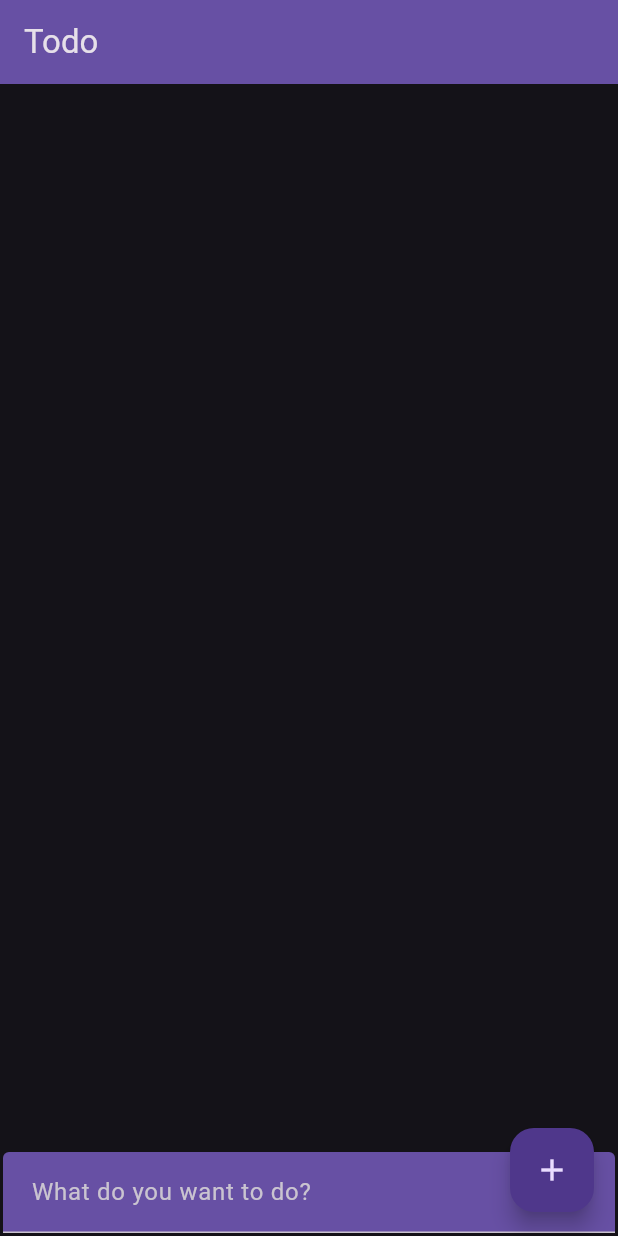
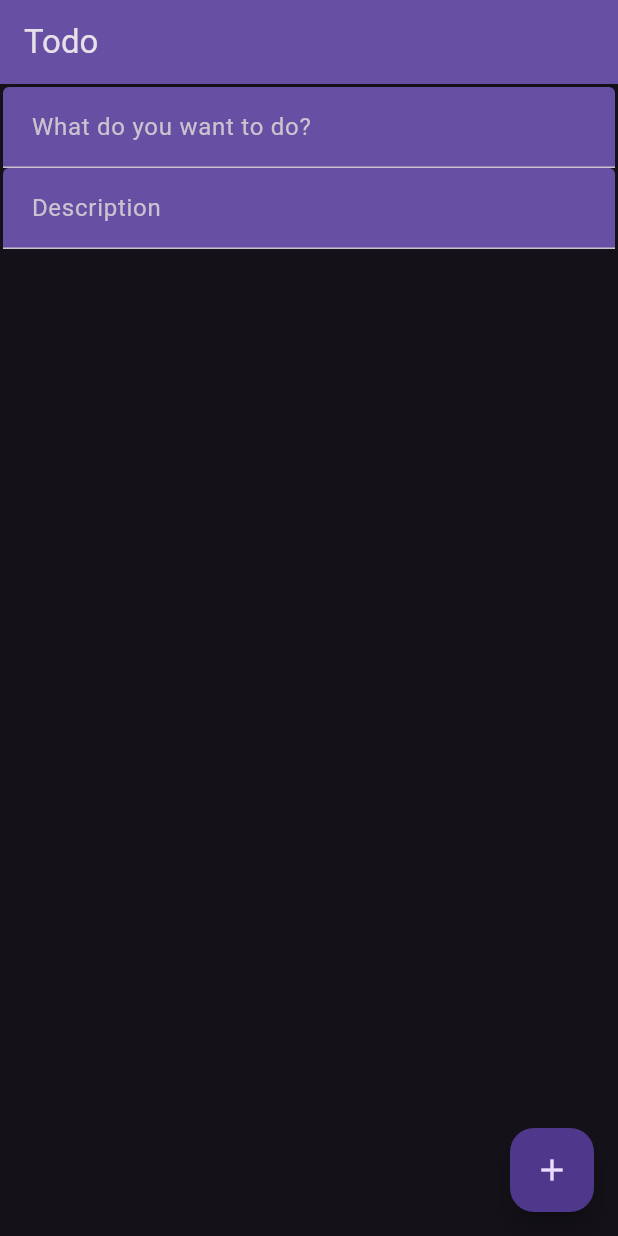
Before and after one commit to CollCaz/Flutter-Todo, a Flutter app: the screen it shows after launch, after a tap on the "add" icon, on a phone screen of 412 x 824 dp. Run offline on Flutter 3.47's test engine with Material 2 defaults, Android fonts, the phone set to English and light mode, and no system bars.

Commit message:
adding description to list items, facing some problems with alignment

```diff
--- a/todo/lib/main.dart
+++ b/todo/lib/main.dart
@@ -33,10 +33,12 @@ class TodoList extends StatefulWidget {
 class _TodoListState extends State<TodoList> {
   bool boot = true;
   String todoText = "";
+  String todoDescText = "";
   List<String> todos = [];
   Map todosMap = {};
 
   final TextEditingController _todoListTextController = TextEditingController();
+    final TextEditingController _todoDescTextController = TextEditingController();
   // controlls the field used to input to do list items
 
   Future<String> get _localPath async {
@@ -80,24 +82,39 @@ class _TodoListState extends State<TodoList> {
   // over it's list items in sets of 3 and use their
   // values to poplate the todosMap
 
-  void _addTodoItem() {
+  String addDesc() {
+    if (todoDescText.isEmpty) {
+      return "";
+      }
 
-    setState(() {
+    return todoDescText;
+  }
+
+  bool _addTodoItem() {
       if (todoText == "") {
         DoNothingAction();
-      } else {
+        return false;
+      }
+      else {
+          setState(() {
           var time = DateTime.now().microsecondsSinceEpoch;
-        Map todoItemMap = {"text": todoText, "checked": false, "ID": time};
+          Map todoItemMap = {"text": todoText, "checked": false, "ID": time,
+                              "descText": addDesc()};
           todosMap[time.toString()] = todoItemMap;
+          });
+        return true;
       }
-    });
   }
 
   void _addTodoItemAndClearText() {
     setState(() {
-      _addTodoItem();
+      bool added = _addTodoItem();
+
+      if (added) {
       _todoListTextController.clear();
+      _todoDescTextController.clear();
       todoText = "";
+      }
     });
   }
 
@@ -110,6 +127,7 @@ class _TodoListState extends State<TodoList> {
 // loads up todo list once
       boot = false;
     }
+
     return Scaffold(
       appBar: AppBar(
         backgroundColor: Theme.of(context).colorScheme.inversePrimary,
@@ -134,7 +152,9 @@ class _TodoListState extends State<TodoList> {
             alignment: Alignment.bottomCenter,
             child: Padding(
               padding: const EdgeInsets.all(2),
-              child: TextField(
+              child: Column(
+                children: [
+                  TextField(
                     controller: _todoListTextController,
                     onChanged: (value) => todoText = value,
                     onSubmitted: (value) => {_addTodoItemAndClearText()},
@@ -143,6 +163,18 @@ class _TodoListState extends State<TodoList> {
                         filled: true,
                         fillColor: Theme.of(context).colorScheme.inversePrimary,
                         hintText: "What do you want to do?"),
+                  ),
+                    TextField(
+                    controller: _todoDescTextController,
+                    onChanged: (value) => todoDescText = value,
+                    onSubmitted: (value) => {_addTodoItemAndClearText()},
+                    decoration: InputDecoration(
+                        contentPadding: const EdgeInsets.all(15),
+                        filled: true,
+                        fillColor: Theme.of(context).colorScheme.inversePrimary,
+                        hintText: "Description"),
+                  )
+                ],
               ),
             ),
           ),
```
Also changed, not shown: todo/lib/widgets/todo.dart (+11 -1 lines). Lines whose indentation alone changed are shown as unchanged.
